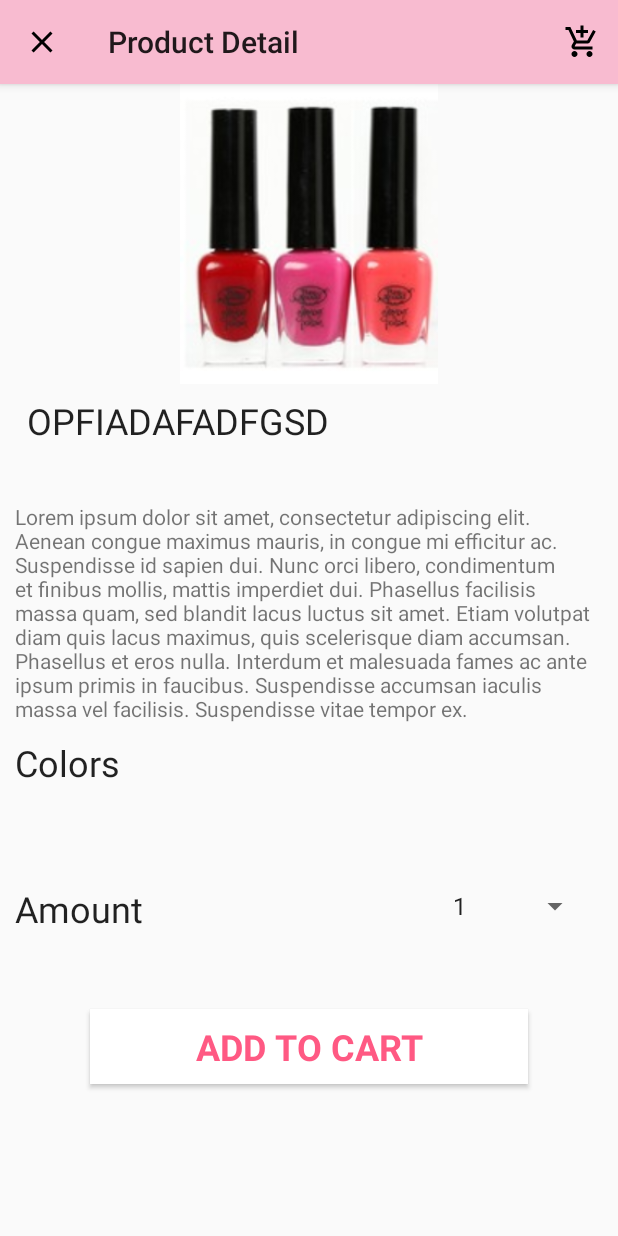
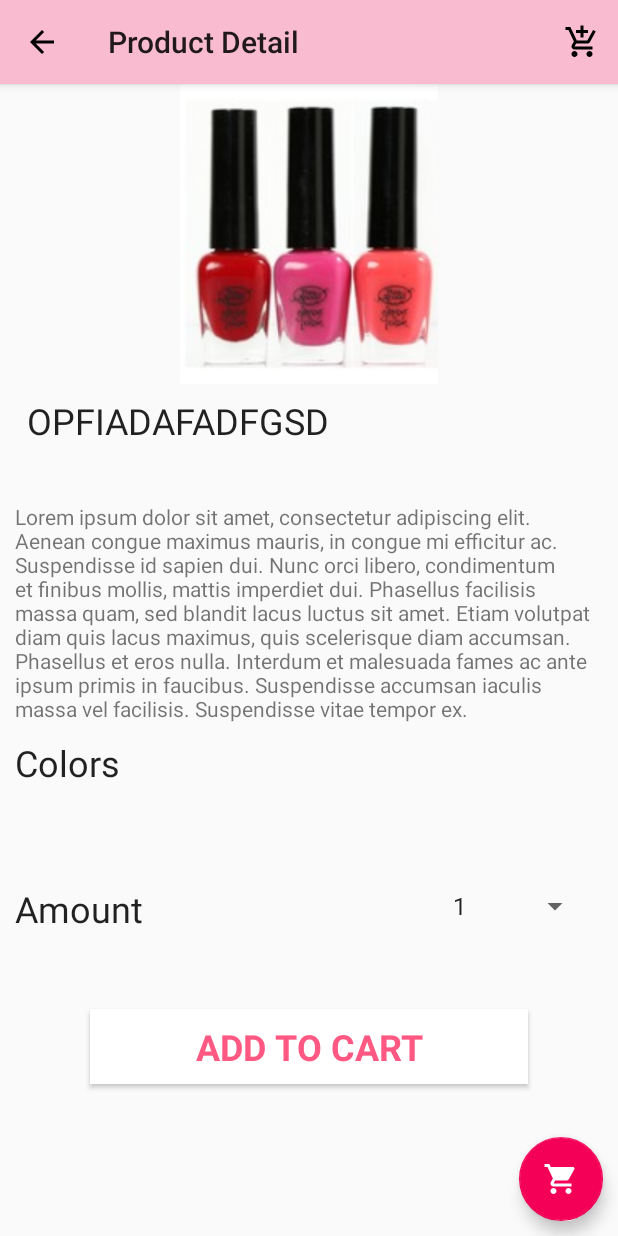
Before and after one commit to dtn9797/Capstone-Project-Udacity, an Android app: the DetailActivity screen opened directly, with no data from a screen before it, on a phone screen of 412 x 824 dp. Run offline under Robolectric (Android 15) with nearby library versions, the phone set to English and light mode, and no system bars; our stand-ins replace ButterKnife, Firebase (no records; nobody signed in at launch, a user with empty details on screens opened directly), Picasso; pictures from the network do not load; 7 statements that could not run were skipped.

Commit message:
Implementing Task 8: added fragment cart & fab in detail activity

```diff
--- a/app/src/main/java/com/example/duynguyen/amashop/DetailActivity.java
+++ b/app/src/main/java/com/example/duynguyen/amashop/DetailActivity.java
@@ -6,6 +6,7 @@ import android.graphics.Color;
 import android.graphics.drawable.GradientDrawable;
 import android.os.Bundle;
 import android.support.annotation.Nullable;
+import android.support.design.widget.FloatingActionButton;
 import android.support.v7.app.AlertDialog;
 import android.support.v7.app.AppCompatActivity;
 import android.support.v7.widget.Toolbar;
@@ -17,6 +18,7 @@ import android.view.View;
 import android.widget.AdapterView;
 import android.widget.ArrayAdapter;
 import android.widget.Button;
+import android.widget.FrameLayout;
 import android.widget.ImageButton;
 import android.widget.ImageView;
 import android.widget.LinearLayout;
@@ -78,8 +80,12 @@ public class DetailActivity extends AppCompatActivity implements View.OnClickLis
     Spinner amountSpinner;
     @BindView(R.id.add_cart_button)
     Button addButton;
-    @BindView((R.id.color_title_tv))
+    @BindView(R.id.color_title_tv)
     TextView colorTitleTv;
+    @BindView(R.id.cart_fab)
+    FloatingActionButton cartFab;
+    @BindView(R.id.cart_fm)
+    FrameLayout cartFm;
 
 
     @Override
@@ -111,12 +117,12 @@ public class DetailActivity extends AppCompatActivity implements View.OnClickLis
 
         mDatabase = FirebaseDatabase.getInstance().getReference();
         setUpToolbar();
-        setupView();
+        setupView(savedInstanceState);
 
 
     }
 
-    private void setupView() {
+    private void setupView(Bundle saveInstanceState) {
         Picasso.get().load(product.getImageLink()).into(productIv);
         titleTv.setText(product.getName());
         String price = String.format(getResources().getString(R.string.detail_price_sample), product.getPrice());
@@ -162,7 +168,6 @@ public class DetailActivity extends AppCompatActivity implements View.OnClickLis
             if (mCurrentColorIndex == i) {
                 setFocus(mColorBtnUnfocusId, colorButtonId);
             }
-
         }
 
 
@@ -175,6 +180,14 @@ public class DetailActivity extends AppCompatActivity implements View.OnClickLis
         }
         amountSpinner.setOnItemSelectedListener(this);
         addButton.setOnClickListener(this);
+        cartFab.setOnClickListener(this);
+
+        //add cart fragment
+        if(saveInstanceState==null) {
+            getSupportFragmentManager().beginTransaction()
+                    .add(R.id.cart_fm, new CartFragment())
+                    .commit();
+        }
 
     }
 
@@ -258,14 +271,19 @@ public class DetailActivity extends AppCompatActivity implements View.OnClickLis
         }
         switch (id){
             case R.id.add_cart_button:
-
-
                 Order order = createValidOrder();
                 if (order!=null) {
                     Toast.makeText(this, "Successfully add a new order in your cart.", Toast.LENGTH_SHORT).show();
                     writeNewOrder(mCurrentUserId, order);
                 }
                 break;
+            case R.id.cart_fab:
+                Toast.makeText(this, "FAB is clicked", Toast.LENGTH_SHORT).show();
+                if ((cartFm.getVisibility() == View.INVISIBLE)) {
+                    cartFm.setVisibility(View.VISIBLE);
+                } else {
+                    cartFm.setVisibility(View.INVISIBLE);
+                }
         }
     }
 
--- /dev/null
+++ b/app/src/main/res/drawable/ic_arrow_back_black_24dp.xml
@@ -0,0 +1,9 @@
+<vector xmlns:android="http://schemas.android.com/apk/res/android"
+        android:width="24dp"
+        android:height="24dp"
+        android:viewportWidth="24.0"
+        android:viewportHeight="24.0">
+    <path
+        android:fillColor="#FF000000"
+        android:pathData="M20,11H7.83l5.59,-5.59L12,4l-8,8 8,8 1.41,-1.41L7.83,13H20v-2z"/>
+</vector>
--- /dev/null
+++ b/app/src/main/res/drawable/ic_shopping_cart_white_24dp.xml
@@ -0,0 +1,5 @@
+<vector android:height="24dp" android:tint="#FFFFFF"
+    android:viewportHeight="24.0" android:viewportWidth="24.0"
+    android:width="24dp" xmlns:android="http://schemas.android.com/apk/res/android">
+    <path android:fillColor="#FF000000" android:pathData="M7,18c-1.1,0 -1.99,0.9 -1.99,2S5.9,22 7,22s2,-0.9 2,-2 -0.9,-2 -2,-2zM1,2v2h2l3.6,7.59 -1.35,2.45c-0.16,0.28 -0.25,0.61 -0.25,0.96 0,1.1 0.9,2 2,2h12v-2L7.42,15c-0.14,0 -0.25,-0.11 -0.25,-0.25l0.03,-0.12 0.9,-1.63h7.45c0.75,0 1.41,-0.41 1.75,-1.03l3.58,-6.49c0.08,-0.14 0.12,-0.31 0.12,-0.48 0,-0.55 -0.45,-1 -1,-1L5.21,4l-0.94,-2L1,2zM17,18c-1.1,0 -1.99,0.9 -1.99,2s0.89,2 1.99,2 2,-0.9 2,-2 -0.9,-2 -2,-2z"/>
+</vector>
--- /dev/null
+++ b/app/src/main/res/drawable/rounded_fm_shape.xml
@@ -0,0 +1,14 @@
+<?xml version="1.0" encoding="UTF-8"?>
+<shape xmlns:android="http://schemas.android.com/apk/res/android">
+    <solid android:color="@color/primaryLightColor"/>
+
+
+    <padding android:left="2dp"
+        android:top="2dp"
+        android:right="2dp"
+        android:bottom="2dp"/>
+
+    <corners
+        android:topLeftRadius="20dp"
+        android:topRightRadius="20dp"/>
+</shape>
--- a/app/src/main/res/layout/activity_detail.xml
+++ b/app/src/main/res/layout/activity_detail.xml
@@ -1,4 +1,7 @@
-
+<FrameLayout android:layout_width="match_parent"
+    android:layout_height="match_parent"
+    xmlns:android="http://schemas.android.com/apk/res/android">
+    xmlns:android="http://schemas.android.com/apk/res/android" />
 <LinearLayout xmlns:android="http://schemas.android.com/apk/res/android"
     xmlns:app="http://schemas.android.com/apk/res-auto"
     xmlns:tools="http://schemas.android.com/tools"
@@ -15,7 +18,7 @@
             android:layout_width="match_parent"
             android:layout_height="?attr/actionBarSize"
             app:elevation="4dp"
-            app:navigationIcon="@drawable/ic_close_black_24dp"
+            app:navigationIcon="@drawable/ic_arrow_back_black_24dp"
             app:title="@string/detail_activity_title" />
     </android.support.design.widget.AppBarLayout>
 
@@ -163,3 +166,20 @@
         </LinearLayout>
     </ScrollView>
 </LinearLayout>
+    <android.support.design.widget.FloatingActionButton
+        android:id="@+id/cart_fab"
+        android:src="@drawable/ic_shopping_cart_white_24dp"
+        android:layout_width="wrap_content"
+        android:layout_height="wrap_content"
+        android:layout_gravity="end|bottom"
+        android:layout_margin="10dp"
+        android:elevation="6dp"/>
+    <FrameLayout
+        android:id="@+id/cart_fm"
+        android:visibility="invisible"
+        android:layout_width="match_parent"
+        android:layout_height="match_parent"
+        android:elevation="16dp"
+        android:background="@drawable/rounded_fm_shape"
+        android:layout_marginTop="?attr/actionBarSize"/>
+</FrameLayout>
```
Also changed, not shown: app/src/main/res/layout/fragment_cart.xml (+30 -7 lines), app/src/main/res/layout/order_vh.xml (+4 -3 lines).
